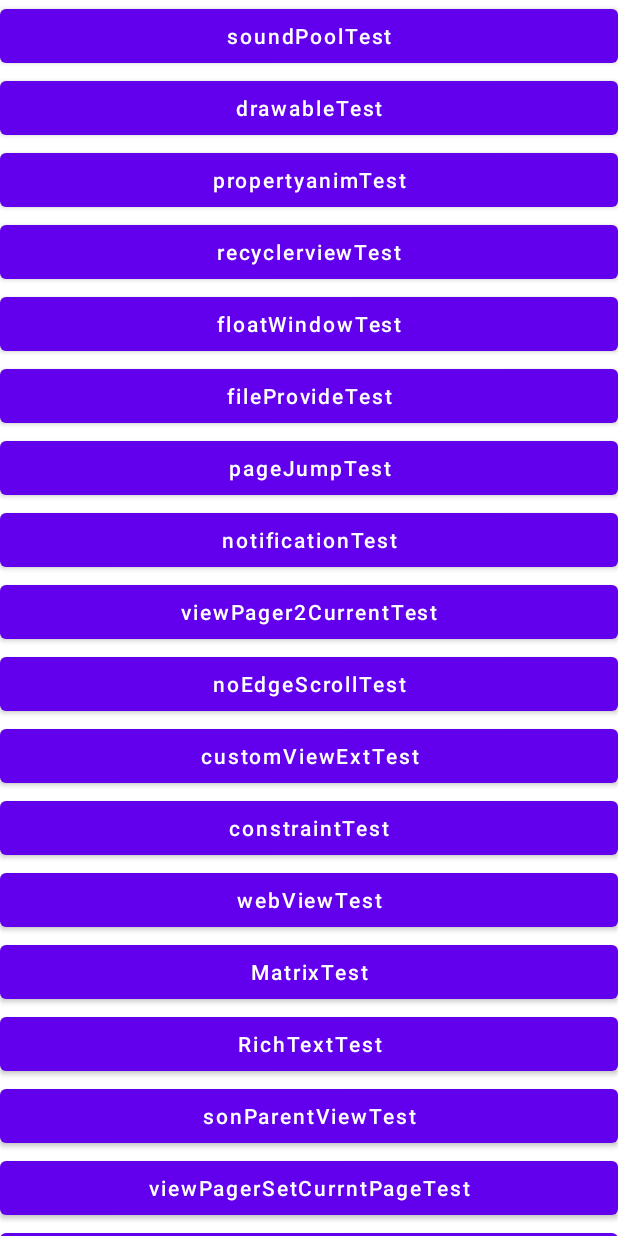
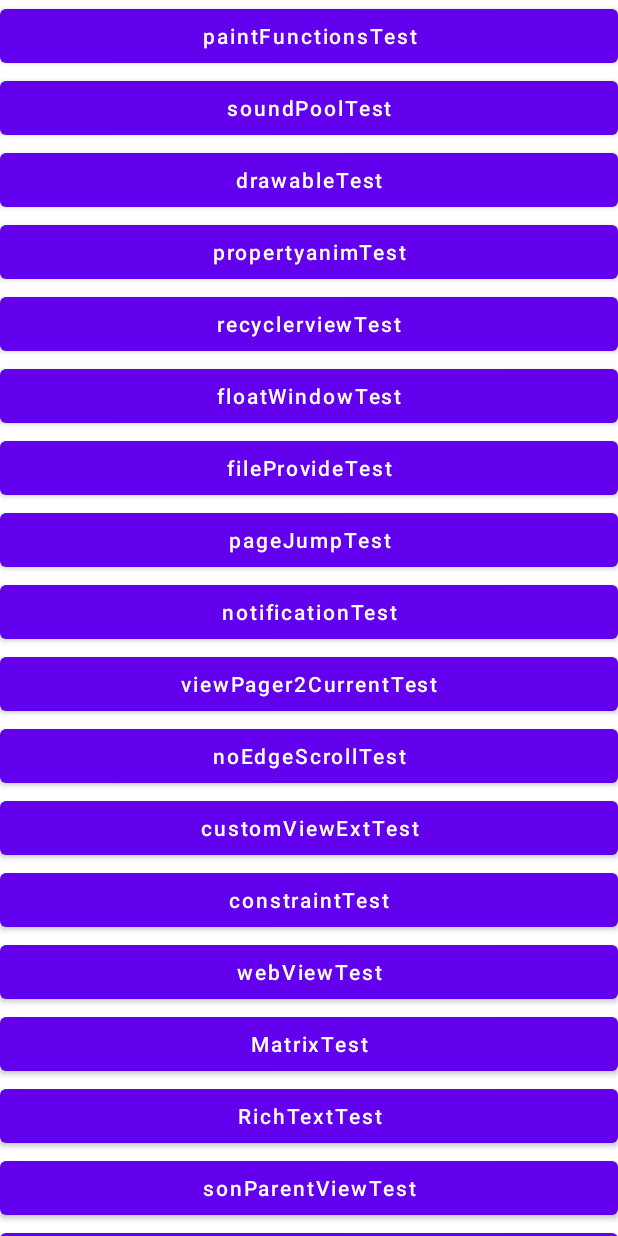
Before and after one commit to limajia/PracticesRep, an Android app: the screen it shows after launch (MainActivity), on a phone screen of 412 x 824 dp. Run offline under Robolectric (Android 15) with nearby library versions, the phone set to English and light mode, and no system bars; libraries missing offline, so code that uses them is left out: com.github.moduth.blockcanary; 1 statement that could not run was skipped.

Commit message:
Paint path测试

```diff
--- a/app/src/main/AndroidManifest.xml
+++ b/app/src/main/AndroidManifest.xml
@@ -19,6 +19,9 @@
         android:roundIcon="@mipmap/ic_launcher_round"
         android:supportsRtl="true"
         android:theme="@style/Theme.MaterialComponents.Light.NoActionBar">
+        <activity
+            android:name=".PaintFunctionsTestActivity"
+            android:exported="false" />
         <activity
             android:name=".SoundPoolActivity"
             android:exported="false" />
@@ -194,6 +197,7 @@
         <activity android:name=".PropertyanimTest.PropertyanimTestActivity" />
         <activity android:name=".drawabletest.DrawableTestActivity" />
         <activity android:name=".soundPoolTest.SoundPoolActivity" />
+        <activity android:name=".PaintFunctionsTest.PaintFunctionsTestActivity" />
 
         <service android:name=".intentservice.IntentServiceTestActivity$CustomIntentService" />
     </application>
--- a/app/src/main/java/com/mlj/practicesrep/MainActivity.java
+++ b/app/src/main/java/com/mlj/practicesrep/MainActivity.java
@@ -23,6 +23,7 @@ import androidx.recyclerview.widget.RecyclerView;
 
 import com.google.android.material.bottomsheet.BottomSheetBehavior;
 import com.mlj.practicesrep.FileProvidertest.FileProviderTestActivity;
+import com.mlj.practicesrep.PaintFunctionsTest.PaintFunctionsTestActivity;
 import com.mlj.practicesrep.PropertyanimTest.PropertyanimTestActivity;
 import com.mlj.practicesrep.RecyclerViewTest.RecyclerViewTestActivity;
 import com.mlj.practicesrep.bindertest.client.BinderTestActivity;
@@ -79,6 +80,12 @@ public class MainActivity extends AppCompatActivity {
     protected void onCreate(Bundle savedInstanceState) {
         super.onCreate(savedInstanceState);
         setContentView(R.layout.activity_main);
+        //44 paint_functions_test
+        View paint_functions_test = findViewById(R.id.paint_functions_test);
+        paint_functions_test.setOnClickListener(v -> {
+            Intent intent = new Intent(MainActivity.this, PaintFunctionsTestActivity.class);
+            startActivity(intent);
+        });
         //43 drawable_test
         View soundPool_test = findViewById(R.id.soundPool_test);
         soundPool_test.setOnClickListener(v -> {
--- a/app/src/main/res/layout/activity_main.xml
+++ b/app/src/main/res/layout/activity_main.xml
@@ -10,6 +10,14 @@
         android:layout_height="match_parent"
         android:orientation="vertical"
         tools:context=".MainActivity">
+
+        <Button
+            android:id="@+id/paint_functions_test"
+            android:layout_width="match_parent"
+            android:layout_height="wrap_content"
+            android:text="paintFunctionsTest"
+            android:textAllCaps="false"
+            tools:ignore="HardcodedText" />
 
         <Button
             android:id="@+id/soundPool_test"
```
Also changed, not shown: app/src/main/java/com/mlj/practicesrep/PaintFunctionsTest/PaintFunctionsTestActivity.java (added, +22 -0 lines), app/src/main/java/com/mlj/practicesrep/PaintFunctionsTest/PathPaint.java (added, +64 -0 lines), app/src/main/res/layout/activity_paint_functions_test.xml (added, +38 -0 lines).
